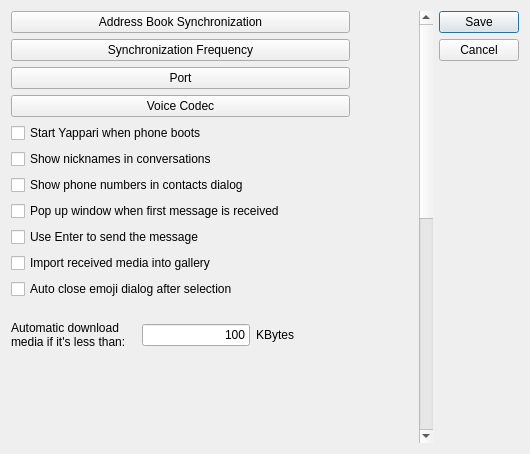
Qt form src/yappari-application/Gui/ui/globalsettingsdialog.ui (agamez/yappari) before a commit.
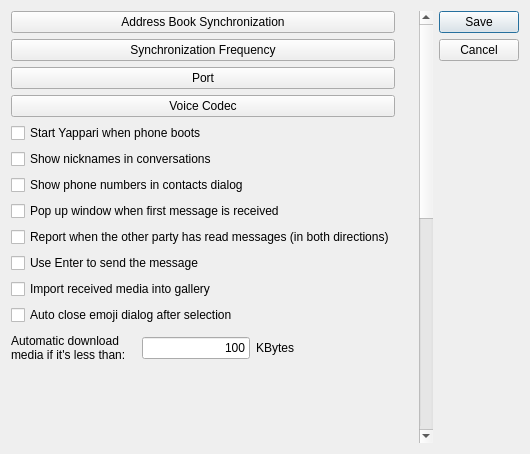
The same form after that commit. Custom widgets are drawn as their Qt base class.

Commit message: New parameter in settings to choose whether to report and receive blue checks or not (only GUI backend)

```diff
--- a/src/yappari-application/Gui/ui/globalsettingsdialog.ui
+++ b/src/yappari-application/Gui/ui/globalsettingsdialog.ui
@@ -133,6 +133,13 @@
           </property>
          </widget>
         </item>
+        <item>
+         <widget class="QCheckBox" name="blueChecksCheckbox">
+          <property name="text">
+           <string>Report when the other party has read messages (in both directions)</string>
+          </property>
+         </widget>
+        </item>
         <item>
          <widget class="QCheckBox" name="enterIsSendCheckbox">
           <property name="text">
```
The commit also changes 6 other files.
